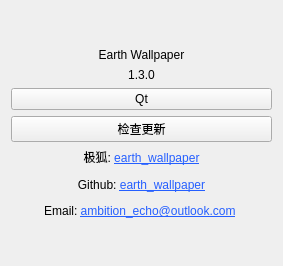
This is earth_wallpaper/ui/about.ui in Pylogmon/earth_wallpaper as Qt 5 draws it before an edit. The edited form follows.
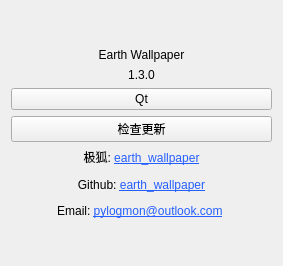
This is the edited form.

```diff
--- a/earth_wallpaper/ui/about.ui
+++ b/earth_wallpaper/ui/about.ui
@@ -71,8 +71,8 @@
                             style=&quot; text-decoration: underline; color:#255fff;&quot;&gt;earth_wallpaper&lt;/span&gt;&lt;/a&gt;&lt;/p&gt;&lt;p&gt;Github:
                             &lt;a href=&quot;https://github.com/Pylogmon/earth_wallpaper&quot;&gt;&lt;span style=&quot;
                             text-decoration: underline; color:#255fff;&quot;&gt;earth_wallpaper&lt;/span&gt;&lt;/a&gt;&lt;/p&gt;&lt;p&gt;Email:
-                            &lt;a href=&quot;mailto://ambition_echo@outlook.com&quot;&gt;&lt;span style=&quot;
-                            text-decoration: underline; color:#255fff;&quot;&gt;ambition_echo@outlook.com&lt;/span&gt;&lt;/a&gt;&lt;/p&gt;&lt;/body&gt;&lt;/html&gt;
+                            &lt;a href=&quot;mailto://pylogmon@outlook.com&quot;&gt;&lt;span style=&quot;
+                            text-decoration: underline; color:#255fff;&quot;&gt;pylogmon@outlook.com&lt;/span&gt;&lt;/a&gt;&lt;/p&gt;&lt;/body&gt;&lt;/html&gt;
                         </string>
      </property>
      <property name="alignment">
```
